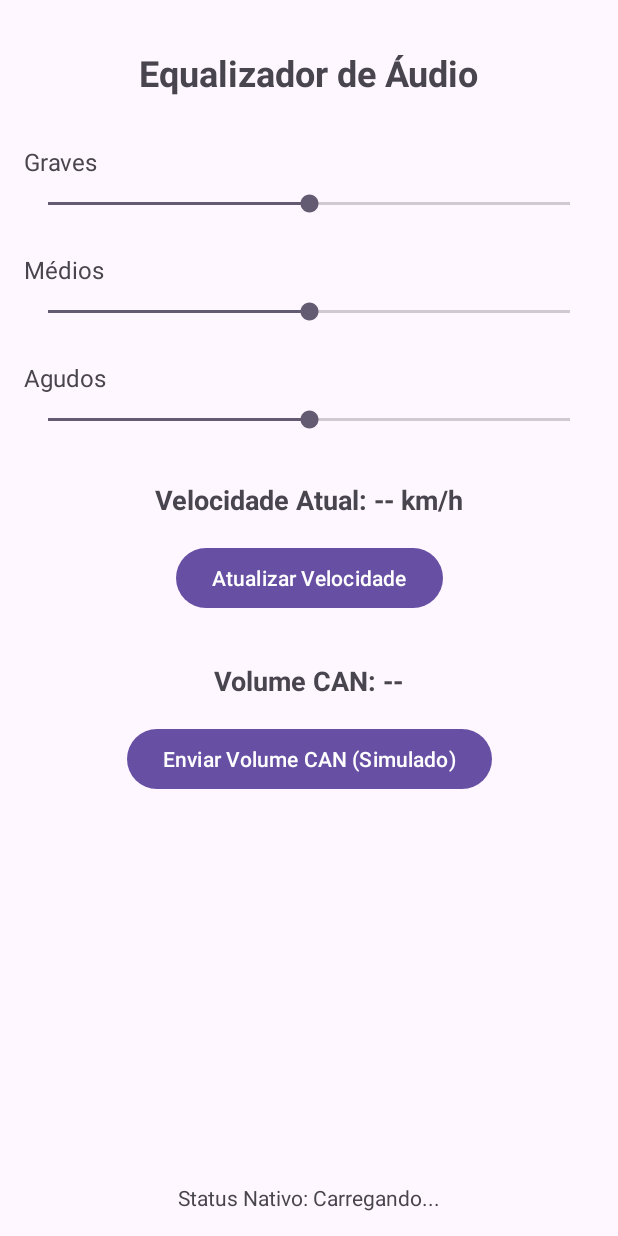
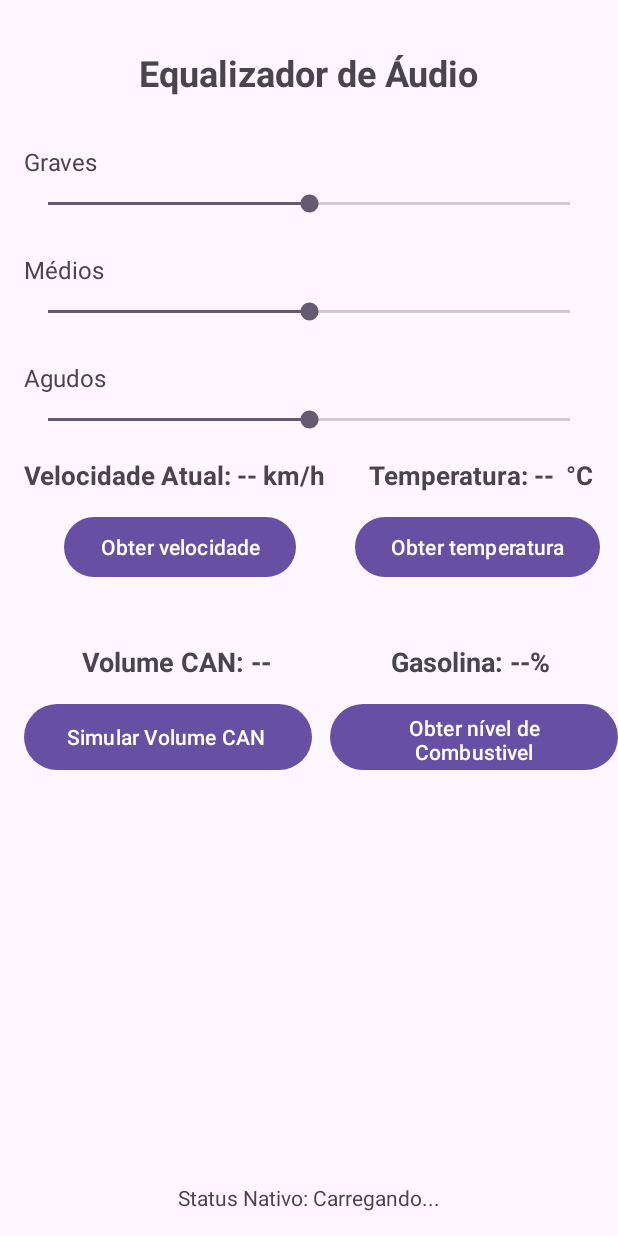
Before and after one commit to RamonPapes/VehicleEqualizarSimulatorApp, an Android app: the screen it shows after launch (MainActivity), on a phone screen of 412 x 824 dp. Run offline under Robolectric (Android 15) with nearby library versions, the phone set to English and light mode, and no system bars.

Commit message:
feat: adiciona monitoramento de temperatura e combustível
- Implementa medição de temperatura no MainActivity
- Adiciona exibição do nível de gasolina
- Atualiza layout com novos componentes

```diff
--- a/app/src/main/java/com/ramonpapes/vehicleequalizerapp/MainActivity.kt
+++ b/app/src/main/java/com/ramonpapes/vehicleequalizerapp/MainActivity.kt
@@ -3,27 +3,36 @@ package com.ramonpapes.vehicleequalizerapp
 import android.content.ContentValues.TAG
 import android.os.Bundle
 import android.widget.SeekBar
+import android.widget.Button
+import android.widget.TextView
+import android.util.Log
 import androidx.activity.enableEdgeToEdge
 import androidx.appcompat.app.AppCompatActivity
 import androidx.core.view.ViewCompat
 import androidx.core.view.WindowInsetsCompat
-
-import android.widget.Button
-import android.widget.TextView
-import android.util.Log
 import kotlinx.coroutines.CoroutineScope
 import kotlinx.coroutines.Dispatchers
 import kotlinx.coroutines.cancel
 import kotlinx.coroutines.launch
 
 class MainActivity : AppCompatActivity() {
+
     private lateinit var bassSeekBar: SeekBar
     private lateinit var midSeekBar: SeekBar
     private lateinit var trebleSeekBar: SeekBar
+
     private lateinit var speedLabel: TextView
     private lateinit var readSpeedButton: Button
+
     private lateinit var canVolumeLabel: TextView
     private lateinit var sendCanVolumeButton: Button
+
+    private lateinit var temperatureLabel: TextView
+    private lateinit var readTemperatureButton: Button
+
+    private lateinit var fuelLabel: TextView
+    private lateinit var readFuelButton: Button
+
     private val speedSensorSimulator = VehicleSensorSimulator("Velocidade")
     private val temperatureSensorSimulator = VehicleSensorSimulator("Temperatura Externa")
     private val vehicleCanBusSimulator = VehicleCanBusSimulator()
@@ -33,31 +42,49 @@ class MainActivity : AppCompatActivity() {
         super.onCreate(savedInstanceState)
         enableEdgeToEdge()
         setContentView(R.layout.activity_main)
+
         ViewCompat.setOnApplyWindowInsetsListener(findViewById(R.id.main)) { v, insets ->
             val systemBars = insets.getInsets(WindowInsetsCompat.Type.systemBars())
             v.setPadding(systemBars.left, systemBars.top, systemBars.right, systemBars.bottom)
             insets
         }
+
+        // Equalizador
         bassSeekBar = findViewById(R.id.bassSeekBar)
         midSeekBar = findViewById(R.id.midSeekBar)
         trebleSeekBar = findViewById(R.id.trebleSeekBar)
+
+        // Velocidade
         speedLabel = findViewById(R.id.speedLabel)
         readSpeedButton = findViewById(R.id.readSpeedButton)
+
+        // Volume CAN
         canVolumeLabel = findViewById(R.id.canVolumeLabel)
         sendCanVolumeButton = findViewById(R.id.sendCanVolumeButton)
 
+        // Temperatura
+        temperatureLabel = findViewById(R.id.speedLabel2)
+        readTemperatureButton = findViewById(R.id.readSpeedButton2)
+
+        // Combustível
+        fuelLabel = findViewById(R.id.speedLabel3)
+        readFuelButton = findViewById(R.id.sendCanVolumeButton2)
+
+        // Lê a velocidade
         readSpeedButton.setOnClickListener {
             val currentSpeed = speedSensorSimulator.readSensorData()
             speedLabel.text = "Velocidade Atual: $currentSpeed km/h"
             Log.d(TAG, "Velocidade lida: $currentSpeed km/h")
         }
 
+        // Simula o volume CAN
         sendCanVolumeButton.setOnClickListener {
             val randomVolume = (0..100).random()
             val message = CanMessage(id = 0x123, data = byteArrayOf(randomVolume.toByte()))
             vehicleCanBusSimulator.sendMessage(message)
         }
 
+        // Recebe volume CAN
         activityScope.launch {
             vehicleCanBusSimulator.canMessageFlow.collect { message ->
                 if (message.id == 0x123 && message.data.isNotEmpty()) {
@@ -67,6 +94,19 @@ class MainActivity : AppCompatActivity() {
             }
         }
 
+        // Lê temperatura
+        readTemperatureButton.setOnClickListener {
+            val currentTemp = temperatureSensorSimulator.readSensorData()
+            temperatureLabel.text = "Temperatura: $currentTemp ºC"
+            Log.d(TAG, "Temperatura lida: $currentTemp ºC")
+        }
+
+        // Simula nível de combustível
+        readFuelButton.setOnClickListener {
+            val fuelLevel = (0..100).random()
+            fuelLabel.text = "Gasolina: $fuelLevel%"
+            Log.d(TAG, "Nível de combustível lido: $fuelLevel%")
+        }
     }
 
     override fun onStop() {
@@ -74,5 +114,4 @@ class MainActivity : AppCompatActivity() {
         vehicleCanBusSimulator.stopSimulator()
         activityScope.cancel()
     }
-
 }
--- a/app/src/main/res/layout/activity_main.xml
+++ b/app/src/main/res/layout/activity_main.xml
@@ -12,145 +12,196 @@
         android:id="@+id/equalizerTitle"
         android:layout_width="wrap_content"
         android:layout_height="wrap_content"
+        android:layout_marginTop="32dp"
         android:text="Equalizador de Áudio"
         android:textSize="24sp"
         android:textStyle="bold"
-        app:layout_constraintTop_toTopOf="parent"
+        app:layout_constraintEnd_toEndOf="parent"
         app:layout_constraintStart_toStartOf="parent"
-        app:layout_constraintEnd_toEndOf="parent"
-        android:layout_marginTop="32dp" />
+        app:layout_constraintTop_toTopOf="parent" />
 
     <!-- Grave -->
     <TextView
         android:id="@+id/bassLabel"
         android:layout_width="wrap_content"
         android:layout_height="wrap_content"
+        android:layout_marginStart="16dp"
+        android:layout_marginTop="32dp"
         android:text="Graves"
         android:textSize="16sp"
-        app:layout_constraintTop_toBottomOf="@+id/equalizerTitle"
         app:layout_constraintStart_toStartOf="parent"
-        android:layout_marginTop="32dp"
-        android:layout_marginStart="16dp"/>
+        app:layout_constraintTop_toBottomOf="@+id/equalizerTitle" />
 
     <SeekBar
         android:id="@+id/bassSeekBar"
         android:layout_width="0dp"
         android:layout_height="wrap_content"
+        android:layout_marginStart="16dp"
+        android:layout_marginTop="8dp"
+        android:layout_marginEnd="16dp"
         android:max="100"
         android:progress="50"
-        app:layout_constraintTop_toBottomOf="@+id/bassLabel"
+        app:layout_constraintEnd_toEndOf="parent"
         app:layout_constraintStart_toStartOf="parent"
-        app:layout_constraintEnd_toEndOf="parent"
-        android:layout_marginTop="8dp"
-        android:layout_marginStart="16dp"
-        android:layout_marginEnd="16dp"/>
+        app:layout_constraintTop_toBottomOf="@+id/bassLabel" />
 
     <!-- Médio -->
     <TextView
         android:id="@+id/midLabel"
         android:layout_width="wrap_content"
         android:layout_height="wrap_content"
+        android:layout_marginStart="16dp"
+        android:layout_marginTop="24dp"
         android:text="Médios"
         android:textSize="16sp"
-        app:layout_constraintTop_toBottomOf="@+id/bassSeekBar"
         app:layout_constraintStart_toStartOf="parent"
-        android:layout_marginTop="24dp"
-        android:layout_marginStart="16dp"/>
+        app:layout_constraintTop_toBottomOf="@+id/bassSeekBar" />
 
     <SeekBar
         android:id="@+id/midSeekBar"
         android:layout_width="0dp"
         android:layout_height="wrap_content"
+        android:layout_marginStart="16dp"
+        android:layout_marginTop="8dp"
+        android:layout_marginEnd="16dp"
         android:max="100"
         android:progress="50"
-        app:layout_constraintTop_toBottomOf="@+id/midLabel"
+        app:layout_constraintEnd_toEndOf="parent"
         app:layout_constraintStart_toStartOf="parent"
-        app:layout_constraintEnd_toEndOf="parent"
-        android:layout_marginTop="8dp"
-        android:layout_marginStart="16dp"
-        android:layout_marginEnd="16dp"/>
+        app:layout_constraintTop_toBottomOf="@+id/midLabel" />
 
     <!-- Agudo -->
     <TextView
         android:id="@+id/trebleLabel"
         android:layout_width="wrap_content"
         android:layout_height="wrap_content"
+        android:layout_marginStart="16dp"
+        android:layout_marginTop="24dp"
         android:text="Agudos"
         android:textSize="16sp"
-        app:layout_constraintTop_toBottomOf="@+id/midSeekBar"
         app:layout_constraintStart_toStartOf="parent"
-        android:layout_marginTop="24dp"
-        android:layout_marginStart="16dp"/>
+        app:layout_constraintTop_toBottomOf="@+id/midSeekBar" />
 
     <SeekBar
         android:id="@+id/trebleSeekBar"
         android:layout_width="0dp"
         android:layout_height="wrap_content"
+        android:layout_marginStart="16dp"
+        android:layout_marginTop="8dp"
+        android:layout_marginEnd="16dp"
         android:max="100"
         android:progress="50"
-        app:layout_constraintTop_toBottomOf="@+id/trebleLabel"
+        app:layout_constraintEnd_toEndOf="parent"
         app:layout_constraintStart_toStartOf="parent"
-        app:layout_constraintEnd_toEndOf="parent"
-        android:layout_marginTop="8dp"
-        android:layout_marginStart="16dp"
-        android:layout_marginEnd="16dp"/>
+        app:layout_constraintTop_toBottomOf="@+id/trebleLabel" />
+
 
     <TextView
         android:id="@+id/speedLabel"
         android:layout_width="wrap_content"
         android:layout_height="wrap_content"
+        android:layout_marginTop="16dp"
         android:text="Velocidade Atual: -- km/h"
+        android:textSize="17sp"
+        android:textStyle="bold"
+        app:layout_constraintEnd_toEndOf="parent"
+        app:layout_constraintHorizontal_bias="0.077"
+        app:layout_constraintStart_toStartOf="parent"
+        app:layout_constraintTop_toBottomOf="@+id/trebleSeekBar" />
+
+    <TextView
+        android:id="@+id/speedLabel2"
+        android:layout_width="wrap_content"
+        android:layout_height="wrap_content"
+        android:layout_marginTop="16dp"
+        android:text="Temperatura: --  °C"
+        android:textSize="17sp"
+        android:textStyle="bold"
+        app:layout_constraintEnd_toEndOf="parent"
+        app:layout_constraintHorizontal_bias="0.938"
+        app:layout_constraintStart_toStartOf="parent"
+        app:layout_constraintTop_toBottomOf="@+id/trebleSeekBar" />
+
+    <TextView
+        android:id="@+id/speedLabel3"
+        android:layout_width="wrap_content"
+        android:layout_height="wrap_content"
+        android:layout_marginTop="140dp"
+        android:text="Gasolina: --%"
         android:textSize="18sp"
         android:textStyle="bold"
+        app:layout_constraintEnd_toEndOf="parent"
+        app:layout_constraintHorizontal_bias="0.851"
         app:layout_constraintStart_toStartOf="parent"
-        app:layout_constraintEnd_toEndOf="parent"
-        app:layout_constraintTop_toBottomOf="@+id/trebleSeekBar"
-        android:layout_marginTop="32dp" />
+        app:layout_constraintTop_toBottomOf="@+id/trebleSeekBar" />
 
     <Button
         android:id="@+id/readSpeedButton"
         android:layout_width="wrap_content"
         android:layout_height="wrap_content"
-        android:text="Atualizar Velocidade"
+        android:layout_marginTop="12dp"
+        android:text="Obter velocidade"
+        app:layout_constraintEnd_toEndOf="parent"
+        app:layout_constraintHorizontal_bias="0.167"
         app:layout_constraintStart_toStartOf="parent"
+        app:layout_constraintTop_toBottomOf="@+id/speedLabel" />
+
+    <Button
+        android:id="@+id/readSpeedButton2"
+        android:layout_width="wrap_content"
+        android:layout_height="wrap_content"
+        android:layout_marginTop="12dp"
+        android:text="Obter temperatura"
         app:layout_constraintEnd_toEndOf="parent"
-        app:layout_constraintTop_toBottomOf="@+id/speedLabel"
-        android:layout_marginTop="16dp" />
+        app:layout_constraintHorizontal_bias="0.952"
+        app:layout_constraintStart_toStartOf="parent"
+        app:layout_constraintTop_toBottomOf="@+id/speedLabel2" />
 
     <TextView
         android:id="@+id/canVolumeLabel"
         android:layout_width="wrap_content"
         android:layout_height="wrap_content"
+        android:layout_marginTop="40dp"
         android:text="Volume CAN: --"
         android:textSize="18sp"
         android:textStyle="bold"
+        app:layout_constraintEnd_toEndOf="parent"
+        app:layout_constraintHorizontal_bias="0.192"
         app:layout_constraintStart_toStartOf="parent"
-        app:layout_constraintEnd_toEndOf="parent"
-        app:layout_constraintTop_toBottomOf="@+id/readSpeedButton"
-        android:layout_marginTop="32dp" />
+        app:layout_constraintTop_toBottomOf="@+id/readSpeedButton" />
 
     <Button
         android:id="@+id/sendCanVolumeButton"
-        android:layout_width="wrap_content"
-        android:layout_height="wrap_content"
-        android:text="Enviar Volume CAN (Simulado)"
+        android:layout_width="192dp"
+        android:layout_height="52dp"
+        android:layout_marginTop="12dp"
+        android:text="Simular Volume CAN "
+        app:layout_constraintEnd_toEndOf="parent"
+        app:layout_constraintHorizontal_bias="0.073"
         app:layout_constraintStart_toStartOf="parent"
+        app:layout_constraintTop_toBottomOf="@+id/canVolumeLabel" />
+
+    <Button
+        android:id="@+id/sendCanVolumeButton2"
+        android:layout_width="192dp"
+        android:layout_height="52dp"
+        android:layout_marginTop="12dp"
+        android:text="Obter nível de Combustivel"
         app:layout_constraintEnd_toEndOf="parent"
-        app:layout_constraintTop_toBottomOf="@+id/canVolumeLabel"
-        android:layout_marginTop="16dp" />
-
-
+        app:layout_constraintHorizontal_bias="1.0"
+        app:layout_constraintStart_toStartOf="parent"
+        app:layout_constraintTop_toBottomOf="@+id/speedLabel3" />
 
     <TextView
         android:id="@+id/nativeStatusTextView"
         android:layout_width="wrap_content"
         android:layout_height="wrap_content"
+        android:layout_marginBottom="16dp"
         android:text="Status Nativo: Carregando..."
         android:textSize="14sp"
         app:layout_constraintBottom_toBottomOf="parent"
-        app:layout_constraintStart_toStartOf="parent"
         app:layout_constraintEnd_toEndOf="parent"
-        android:layout_marginBottom="16dp" />
+        app:layout_constraintStart_toStartOf="parent" />
 
 
 </androidx.constraintlayout.widget.ConstraintLayout>
```
Also changed, not shown: 1 other file.
